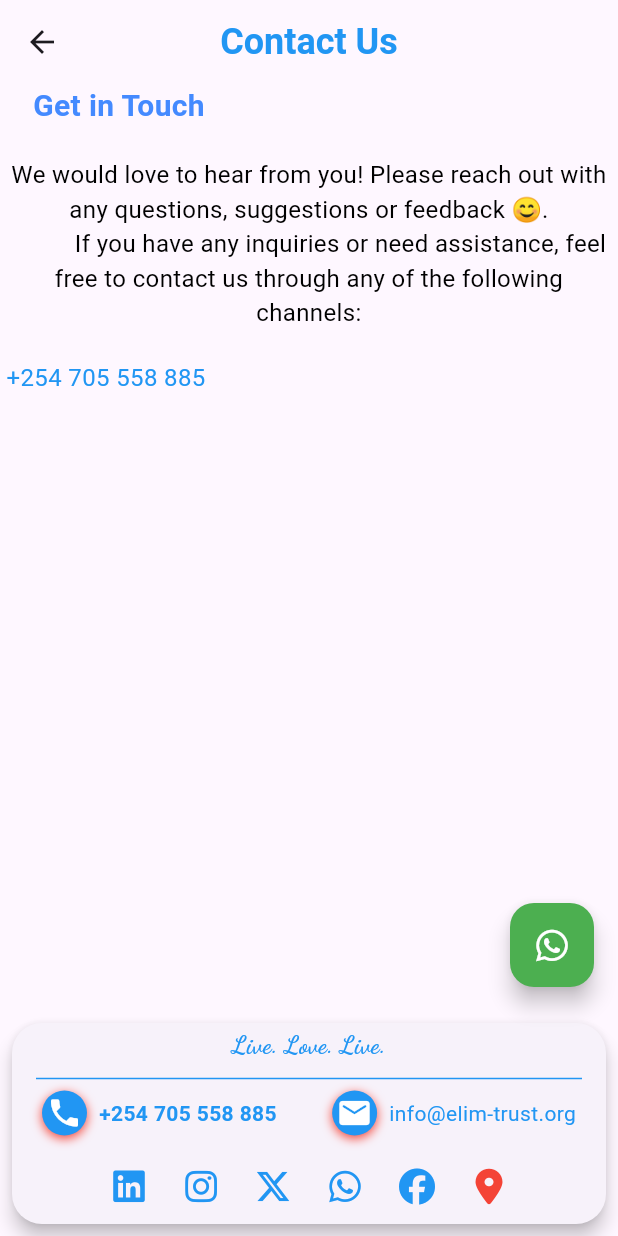
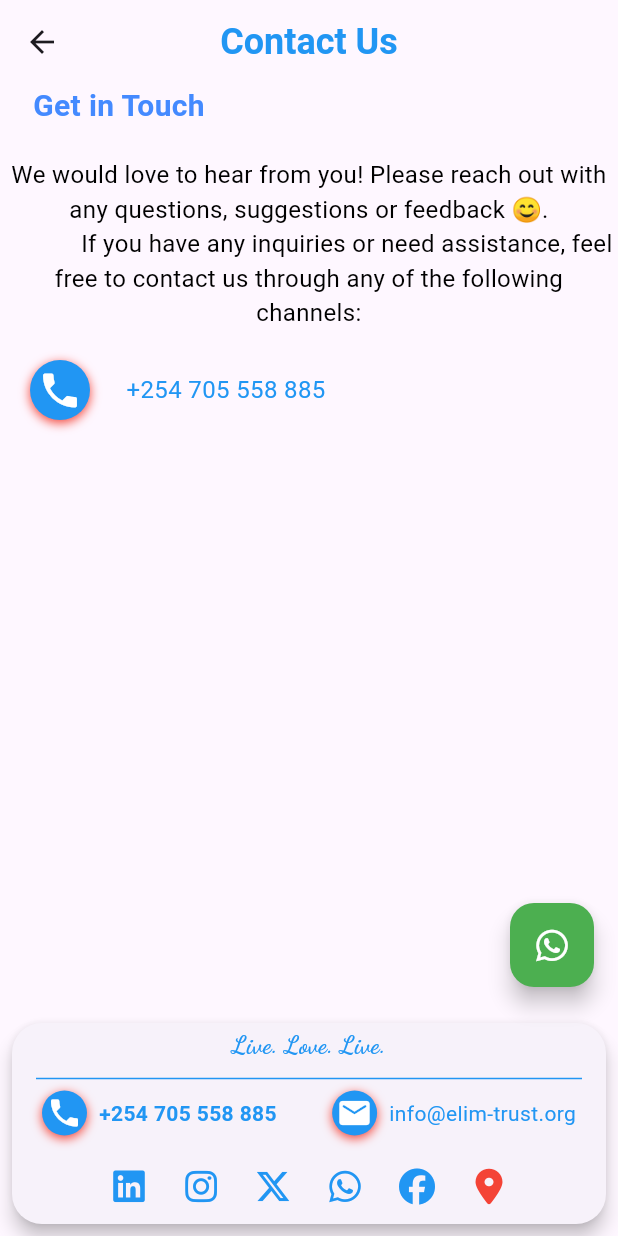
Before and after one commit to Yvonne-Wanja-1/appy, a Flutter app: the ContactPage screen opened by its route, on a phone screen of 412 x 824 dp. Run offline on Flutter 3.47's test engine with Material 3 defaults, Android fonts, the phone set to English and light mode, and no system bars; our stand-ins replace animated_text_kit, curved_navigation_bar, font_awesome_flutter, google_fonts, image_cropper, image_picker and 2 more.

Commit message:
added contact page with basic layout and functionality

```diff
--- a/appy/lib/pages/pages/contact.dart
+++ b/appy/lib/pages/pages/contact.dart
@@ -8,7 +8,8 @@ class ContactPage extends StatelessWidget {
 
   @override
   Widget build(BuildContext context) {
-    return Scaffold(
+    return SafeArea(
+      child: Scaffold(
         appBar: AppBar(
           title: const Text('Contact Us',
 
@@ -19,9 +20,9 @@ class ContactPage extends StatelessWidget {
           )),
           centerTitle: true,
         ),
-      body: const Column(
+        body: Column(
           children: [ // Removed const from Column, as its children are not all const
-          Align(
+            const Align(
               alignment: Alignment.centerLeft,
               child: Padding(
                 padding: EdgeInsets.only(left: 22),
@@ -34,8 +35,8 @@ class ContactPage extends StatelessWidget {
                 ),
               ),
             ),
-          SizedBox(height: 20),
-          Text('''We would love to hear from you! Please reach out with any questions, suggestions or feedback 😊.
+            const SizedBox(height: 20),
+            const Text('''We would love to hear from you! Please reach out with any questions, suggestions or feedback 😊.
             If you have any inquiries or need assistance, feel free to contact us through any of the following channels:''',
               style: TextStyle(
                 fontSize: 16,
@@ -43,12 +44,39 @@ class ContactPage extends StatelessWidget {
               ),
               textAlign: TextAlign.center,
             ),
-          SizedBox(height: 20),
+
+
+            const SizedBox(height: 20),
+
+
+
                Row(
-            mainAxisAlignment: MainAxisAlignment.spaceBetween, // Uncommented this line
-            children:  [ // Added const to children list
+                //mainAxisAlignment: MainAxisAlignment.spaceBetween, // Uncommented this line
+                children:  [
+                  Padding(
+                    padding: const EdgeInsets.only(left: 20, right: 20),
+                    child: Container(
+                      height: 40, // Adjusted height for better appearance
+                      width: 40, // Adjusted width for better appearance
 
-              Text(
+                                 //border radius:
+                    decoration: BoxDecoration(
+                      color: Colors.blue,
+                      borderRadius: BorderRadius.circular(20),
+                      boxShadow: const [
+                        BoxShadow(
+                          color: Colors.red,
+                          blurRadius: 5.0,
+                          offset: Offset(0, 2),
+                        ),
+                      ],
+                    ),
+
+                                 child: Icon(Icons.phone, color: Colors.white, size: 30),
+                    ),
+                  ),
+
+                  const Text(
                     ' +254 705 558 885',
                     style: TextStyle(
                       fontSize: 16,
@@ -57,6 +85,7 @@ class ContactPage extends StatelessWidget {
                   ),
                 ],
               ),
+
           ],
          ),
         bottomNavigationBar: SizedBox(
@@ -268,6 +297,7 @@ class ContactPage extends StatelessWidget {
         tooltip: 'Chat on WhatsApp', // WhatsApp-like color
         child: const Icon(FontAwesomeIcons.whatsapp, color: Colors.white),
       ),
+      ),
     );
   }
 }
```
Lines whose indentation alone changed are shown as unchanged.
